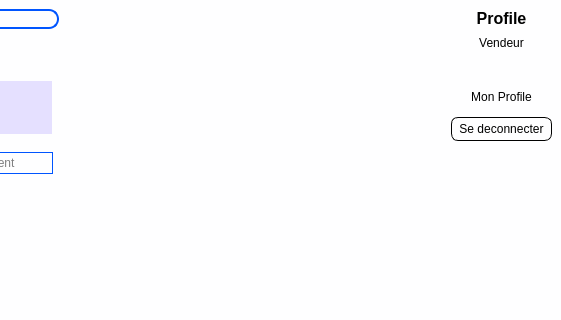
Old version of the form views/main_window.ui in the repository ninohantonio/Store-Management; both pictures show x 806 to 1367 and y 0 to 320 of the 1367 by 701 pixel window.
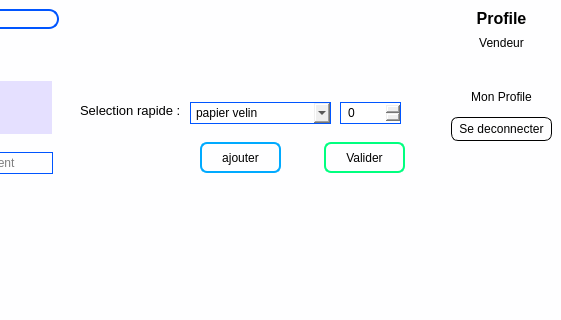
New version of the form. Icons and pictures are not drawn. Custom widgets are drawn as their Qt base class.

Commit message: update main windows ui

```diff
--- a/views/main_window.ui
+++ b/views/main_window.ui
@@ -119,6 +119,25 @@
 #avance_field{
 	border: 1px solid rgb(0, 85, 255);
 	padding-left: 5px;
+}
+
+#selection_rapide_combo, #quantite_spinBox{
+	padding-left: 5px;
+	border: 1px solid rgb(0, 85, 255);
+}
+
+#add_selection_rapideBtn{
+	border: 2px solid rgb(0, 170, 255);
+	border-radius: 7px;
+	padding: 2px;
+	cursor: pointer;
+}
+
+#submit_section_rapideBtn{
+	border: 2px solid rgb(0, 255, 127);
+	border-radius: 7px;
+	padding: 2px;
+	cursor: pointer;
 }</string>
    </property>
    <layout class="QHBoxLayout" name="horizontalLayout">
@@ -915,6 +934,98 @@
             <string>Avancement</string>
            </property>
           </widget>
+          <widget class="QLabel" name="label_9">
+           <property name="geometry">
+            <rect>
+             <x>680</x>
+             <y>50</y>
+             <width>111</width>
+             <height>16</height>
+            </rect>
+           </property>
+           <property name="font">
+            <font>
+             <pointsize>10</pointsize>
+            </font>
+           </property>
+           <property name="text">
+            <string>Selection rapide :</string>
+           </property>
+          </widget>
+          <widget class="QComboBox" name="selection_rapide_combo">
+           <property name="geometry">
+            <rect>
+             <x>790</x>
+             <y>50</y>
+             <width>141</width>
+             <height>22</height>
+            </rect>
+           </property>
+           <item>
+            <property name="text">
+             <string>papier velin</string>
+            </property>
+           </item>
+          </widget>
+          <widget class="QSpinBox" name="quantite_spinBox">
+           <property name="geometry">
+            <rect>
+             <x>940</x>
+             <y>50</y>
+             <width>61</width>
+             <height>22</height>
+            </rect>
+           </property>
+          </widget>
+          <widget class="QPushButton" name="add_selection_rapideBtn">
+           <property name="geometry">
+            <rect>
+             <x>800</x>
+             <y>90</y>
+             <width>81</width>
+             <height>31</height>
+            </rect>
+           </property>
+           <property name="text">
+            <string>ajouter</string>
+           </property>
+           <property name="icon">
+            <iconset resource="resources.qrc">
+             <normaloff>:/icons/icons/add.png</normaloff>:/icons/icons/add.png</iconset>
+           </property>
+           <property name="iconSize">
+            <size>
+             <width>26</width>
+             <height>26</height>
+            </size>
+           </property>
+          </widget>
+          <widget class="QPushButton" name="submit_section_rapideBtn">
+           <property name="geometry">
+            <rect>
+             <x>924</x>
+             <y>90</y>
+             <width>81</width>
+             <height>31</height>
+            </rect>
+           </property>
+           <property name="cursor">
+            <cursorShape>PointingHandCursor</cursorShape>
+           </property>
+           <property name="text">
+            <string>Valider</string>
+           </property>
+           <property name="icon">
+            <iconset resource="resources.qrc">
+             <normaloff>:/icons/icons/valide.png</normaloff>:/icons/icons/valide.png</iconset>
+           </property>
+           <property name="iconSize">
+            <size>
+             <width>26</width>
+             <height>26</height>
+            </size>
+           </property>
+          </widget>
          </widget>
          <widget class="QWidget" name="stockPage">
           <layout class="QVBoxLayout" name="verticalLayout_4">
```
The commit also changes 7 other files.
